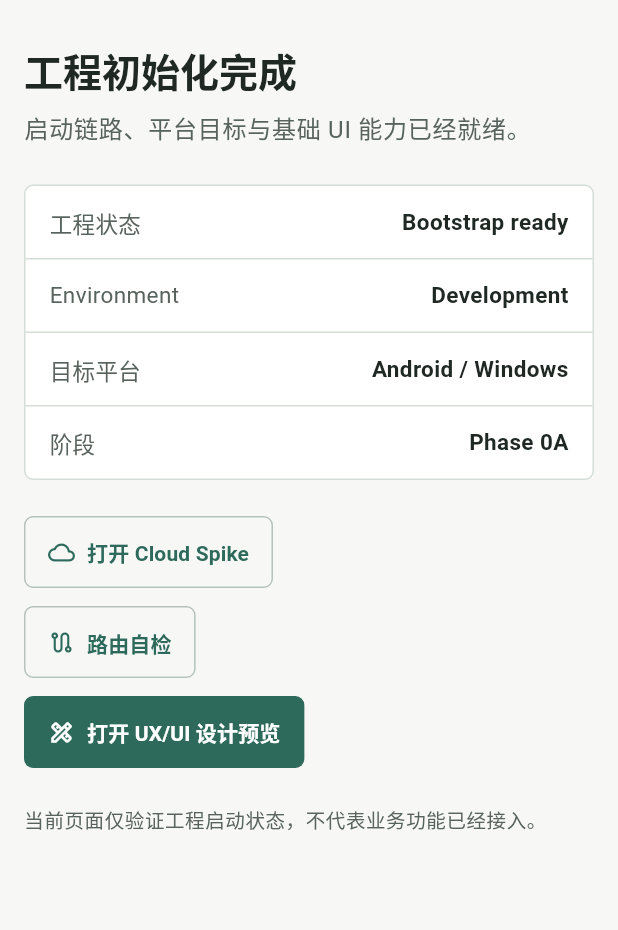
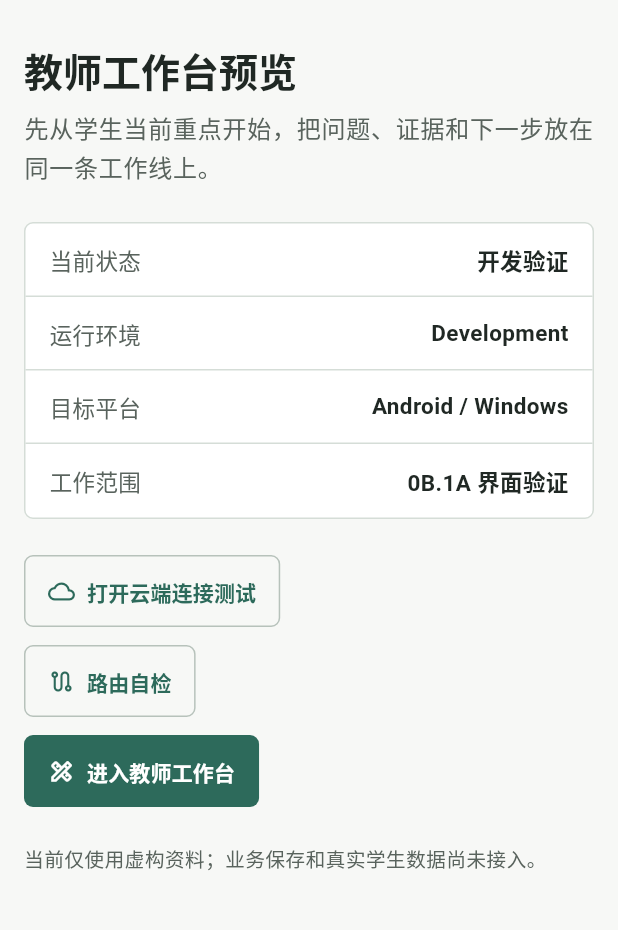
Before and after one commit to qbjsdsb/xueqing, a Flutter app: the screen it shows after launch, on a phone screen of 412 x 824 dp, the part 63-993 px from its top. Run offline on Flutter 3.47's test engine with Material 3 defaults, Android fonts, the phone set to English and light mode, and no system bars; our stand-ins replace flutter_secure_storage, supabase_flutter; accounts and stored records are empty.

Commit message:
Phase 0B.1A: refine Case Core teacher workspace preview
Keep the fictional-data teacher workspace preview explicit and improve keyboard, focus, hover, and responsive interaction feedback.

```diff
--- a/lib/app/shell/app_shell.dart
+++ b/lib/app/shell/app_shell.dart
@@ -65,12 +65,12 @@ class _CompactRail extends StatelessWidget {
         child: Column(
           children: [
             Tooltip(
-              message: '工程状态',
+              message: '开发验证状态',
               child: const Icon(Icons.build_outlined, color: AppColors.accent),
             ),
             const Spacer(),
             Text(
-              'Phase 0A',
+              '开发验证',
               textAlign: TextAlign.center,
               style: Theme.of(context).textTheme.bodySmall,
             ),
@@ -132,11 +132,11 @@ class _DesktopRail extends StatelessWidget {
                 children: [
                   Icon(Icons.build_outlined, size: 18, color: AppColors.accent),
                   SizedBox(width: AppSpacing.sm),
-                  Text('工程状态'),
+                  Text('开发验证状态'),
                 ],
               ),
               const Spacer(),
-              Text('Phase 0A', style: Theme.of(context).textTheme.bodySmall),
+              Text('开发验证', style: Theme.of(context).textTheme.bodySmall),
             ],
           ),
         ),
--- a/lib/features/bootstrap/presentation/bootstrap_page.dart
+++ b/lib/features/bootstrap/presentation/bootstrap_page.dart
@@ -37,12 +37,12 @@ class BootstrapPage extends StatelessWidget {
                   crossAxisAlignment: CrossAxisAlignment.start,
                   children: [
                     Text(
-                      '工程初始化完成',
+                      '教师工作台预览',
                       style: Theme.of(context).textTheme.headlineSmall,
                     ),
                     const SizedBox(height: AppSpacing.xs),
                     Text(
-                      '启动链路、平台目标与基础 UI 能力已经就绪。',
+                      '先从学生当前重点开始，把问题、证据和下一步放在同一条工作线上。',
                       style: Theme.of(context).textTheme.bodyLarge
                           ?.copyWith(color: AppColors.textSecondary),
                     ),
@@ -54,7 +54,7 @@ class BootstrapPage extends StatelessWidget {
                         Navigator.of(context).pushNamed(AppRoutes.cloudSpike);
                       },
                       icon: const Icon(Icons.cloud_outlined),
-                      label: const Text('打开 Cloud Spike'),
+                      label: const Text('打开云端连接测试'),
                     ),
                     const SizedBox(height: AppSpacing.sm),
                     OutlinedButton.icon(
@@ -71,11 +71,11 @@ class BootstrapPage extends StatelessWidget {
                             .pushNamed(AppRoutes.designPreview);
                       },
                       icon: const Icon(Icons.design_services_outlined),
-                      label: const Text('打开 UX/UI 设计预览'),
+                      label: const Text('进入教师工作台'),
                     ),
                     const SizedBox(height: AppSpacing.lg),
                     Text(
-                      '当前页面仅验证工程启动状态，不代表业务功能已经接入。',
+                      '当前仅使用虚构资料；业务保存和真实学生数据尚未接入。',
                       style: Theme.of(context).textTheme.bodySmall,
                     ),
                   ],
@@ -104,13 +104,13 @@ class _StatusPanel extends StatelessWidget {
       ),
       child: Column(
         children: [
-          const _StatusRow(label: '工程状态', value: 'Bootstrap ready'),
+          const _StatusRow(label: '当前状态', value: '开发验证'),
           const Divider(height: 1),
-          _StatusRow(label: 'Environment', value: config.environmentLabel),
+          _StatusRow(label: '运行环境', value: config.environmentLabel),
           const Divider(height: 1),
           const _StatusRow(label: '目标平台', value: 'Android / Windows'),
           const Divider(height: 1),
-          const _StatusRow(label: '阶段', value: 'Phase 0A'),
+          const _StatusRow(label: '工作范围', value: '0B.1A 界面验证'),
         ],
       ),
     );
```
Also changed, not shown: lib/features/design_prototype/presentation/design_components.dart (+51 -12 lines), lib/features/design_prototype/presentation/design_prototype_page.dart (+41 -5 lines), 2 other files.
